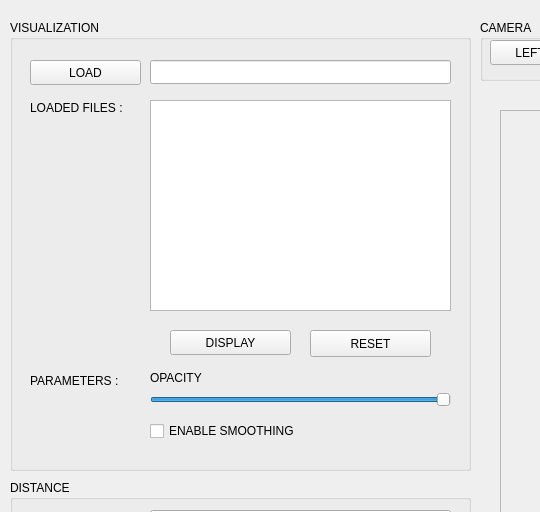
This is distanceGui.ui in juliettepera/distance as Qt 5 draws it before an edit; both pictures show x 0 to 540 and y 0 to 512 of the 1217 by 845 pixel window. The edited form follows.
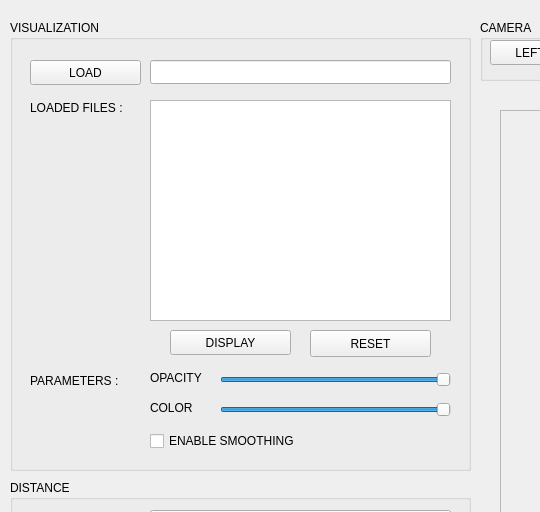
This is the edited form.

Commit message: ENH: use new class to decrease the number of vector used

Patch:
```diff
--- a/distanceGui.ui
+++ b/distanceGui.ui
@@ -32,16 +32,6 @@
     <property name="title">
      <string>VISUALIZATION</string>
     </property>
-    <widget class="QListView" name="listViewLoadedMesh">
-     <property name="geometry">
-      <rect>
-       <x>140</x>
-       <y>80</y>
-       <width>301</width>
-       <height>211</height>
-      </rect>
-     </property>
-    </widget>
     <widget class="QLineEdit" name="lineEditLoad">
      <property name="geometry">
       <rect>
@@ -68,9 +58,9 @@
     <widget class="QSlider" name="horizontalSliderOpacity">
      <property name="geometry">
       <rect>
-       <x>140</x>
-       <y>370</y>
-       <width>301</width>
+       <x>210</x>
+       <y>350</y>
+       <width>231</width>
        <height>20</height>
       </rect>
      </property>
@@ -156,7 +146,7 @@
      <property name="geometry">
       <rect>
        <x>140</x>
-       <y>400</y>
+       <y>410</y>
        <width>171</width>
        <height>22</height>
       </rect>
@@ -165,6 +155,51 @@
       <string>ENABLE SMOOTHING</string>
      </property>
     </widget>
+    <widget class="QSlider" name="horizontalSliderColor">
+     <property name="geometry">
+      <rect>
+       <x>210</x>
+       <y>380</y>
+       <width>231</width>
+       <height>20</height>
+      </rect>
+     </property>
+     <property name="maximum">
+      <number>100</number>
+     </property>
+     <property name="sliderPosition">
+      <number>100</number>
+     </property>
+     <property name="tracking">
+      <bool>true</bool>
+     </property>
+     <property name="orientation">
+      <enum>Qt::Horizontal</enum>
+     </property>
+    </widget>
+    <widget class="QLabel" name="labelColor">
+     <property name="geometry">
+      <rect>
+       <x>140</x>
+       <y>380</y>
+       <width>61</width>
+       <height>16</height>
+      </rect>
+     </property>
+     <property name="text">
+      <string>COLOR</string>
+     </property>
+    </widget>
+    <widget class="QListWidget" name="listWidgetLoadedMesh">
+     <property name="geometry">
+      <rect>
+       <x>140</x>
+       <y>80</y>
+       <width>301</width>
+       <height>221</height>
+      </rect>
+     </property>
+    </widget>
    </widget>
    <widget class="QGroupBox" name="groupBoxDistance">
     <property name="geometry">
```
The commit also changes 4 other files.
